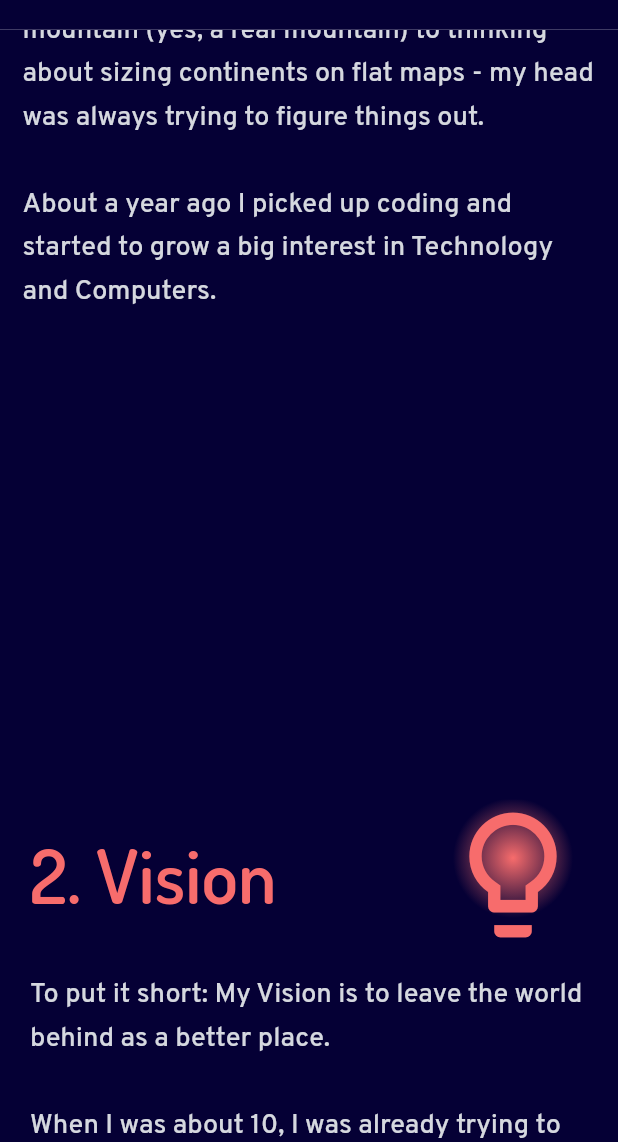
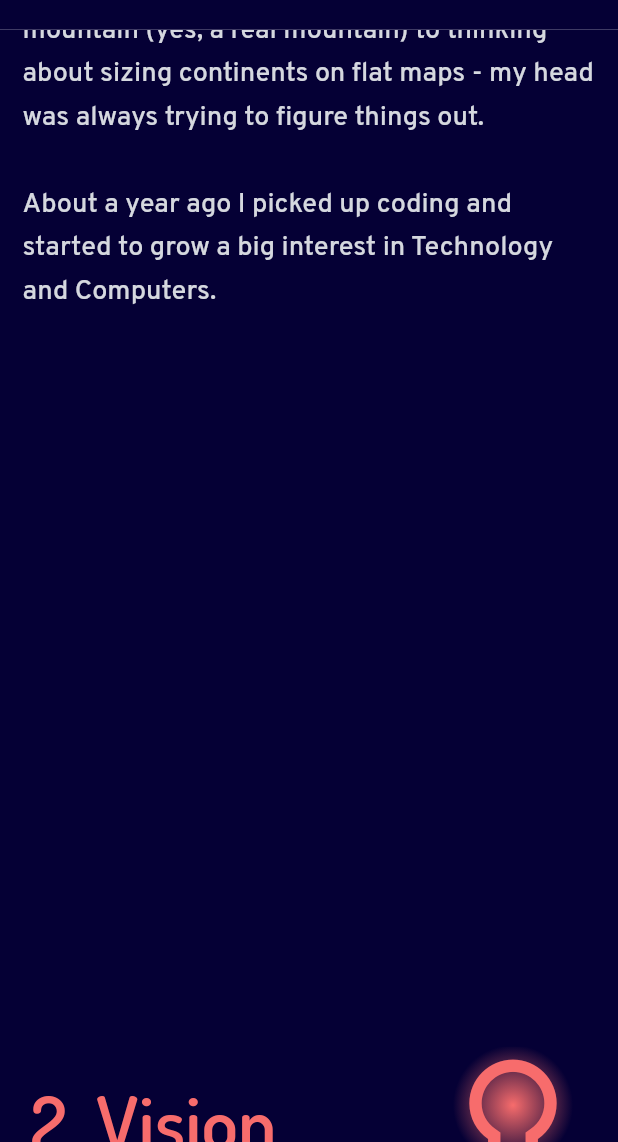
Before and after one commit to youngunand/portfolio-website, a Flutter app: the screen it shows after launch, scrolled down 1728 dp, on a phone screen of 412 x 824 dp, the part 94-1236 px from its top. Run offline on Flutter 3.47's test engine with Material 2 defaults, Android fonts, the phone set to English and light mode, and no system bars; drawn by our look-alikes of auto_size_text; our stand-ins replace smooth_page_indicator, timeline_tile.

Commit message:
adjusted sizing in mobile version

```diff
--- a/lib/main.dart
+++ b/lib/main.dart
@@ -12,7 +12,7 @@ class MyApp extends StatelessWidget {
   Widget build(BuildContext context) {
     return MaterialApp(
       debugShowCheckedModeBanner: false,
-      title: 'Flutter Demo',
+      title: 'Portfolio-Website',
       theme: ThemeData(
         primarySwatch: Colors.blue,
         hoverColor: Color(0xff06133f),
--- a/lib/widgets/about_page/about_page_mobile.dart
+++ b/lib/widgets/about_page/about_page_mobile.dart
@@ -12,7 +12,7 @@ class MobileAboutPage extends StatelessWidget {
 
     return Container(
       width: double.infinity,
-      height: 1.7 * height,
+      height: 1.9 * height,
       padding: EdgeInsets.symmetric(horizontal: 15),
       child: Column(
       crossAxisAlignment: CrossAxisAlignment.start,
--- a/lib/widgets/contact_page/contact_page_mobile.dart
+++ b/lib/widgets/contact_page/contact_page_mobile.dart
@@ -15,7 +15,7 @@ class MobileContactPage extends StatelessWidget {
 
     return Container(
       width: width,
-      height: 0.7*height,
+      height: 0.9*height,
       padding: EdgeInsets.symmetric(horizontal: 20, vertical: 30),
       child: Stack(
         children: [
--- a/lib/widgets/journey_page/journey_page_mobile.dart
+++ b/lib/widgets/journey_page/journey_page_mobile.dart
@@ -14,7 +14,7 @@ class MobileJourneyPage extends StatelessWidget {
     width = MediaQuery.of(context).size.width;
     return Container(
       width: double.infinity,
-      height: 1.7 * height,
+      height: 2 * height,
       padding: EdgeInsets.symmetric(horizontal: 20),
       child: Column(
         crossAxisAlignment: CrossAxisAlignment.start,
--- a/lib/widgets/landing_page/landing_page_mobile.dart
+++ b/lib/widgets/landing_page/landing_page_mobile.dart
@@ -14,6 +14,8 @@ class MobileLandingPage extends StatelessWidget {
       width: double.infinity,
       height: height,
       child: Center(
+          child: FittedBox(
+            fit: BoxFit.scaleDown,
             child: Container(
                 height: 0.5 * height,
                 width: width * 0.9,
@@ -34,7 +36,8 @@ class MobileLandingPage extends StatelessWidget {
                       maxLines: 2,
                     )
                   ],
-              ))),
+                )),
+          )),
     );
   }
 }
--- a/lib/widgets/project_page/project_page_mobile.dart
+++ b/lib/widgets/project_page/project_page_mobile.dart
@@ -14,7 +14,7 @@ class MobileProjectPage extends StatelessWidget {
     width = MediaQuery.of(context).size.width;
     return Container(
         width: 0.9 * width,
-        height: 3 * height,
+        height: 3.2 * height,
         padding: EdgeInsets.symmetric(horizontal: 20),
         child: Column(
           crossAxisAlignment: CrossAxisAlignment.center,
--- a/lib/widgets/vision_page/vision_page_mobile.dart
+++ b/lib/widgets/vision_page/vision_page_mobile.dart
@@ -11,7 +11,7 @@ class MobileVisionPage extends StatelessWidget {
     width = MediaQuery.of(context).size.width;
     return Container(
       width: 0.9,
-      height: 1.2 * height,
+      height: 1.4 * height,
       padding: EdgeInsets.symmetric(horizontal: 20),
       child: Column(
         crossAxisAlignment: CrossAxisAlignment.start,
```
Also changed, not shown: lib/widgets/Appbar/mobile_drawer.dart (+4 -4 lines). Lines whose indentation alone changed are shown as unchanged.
